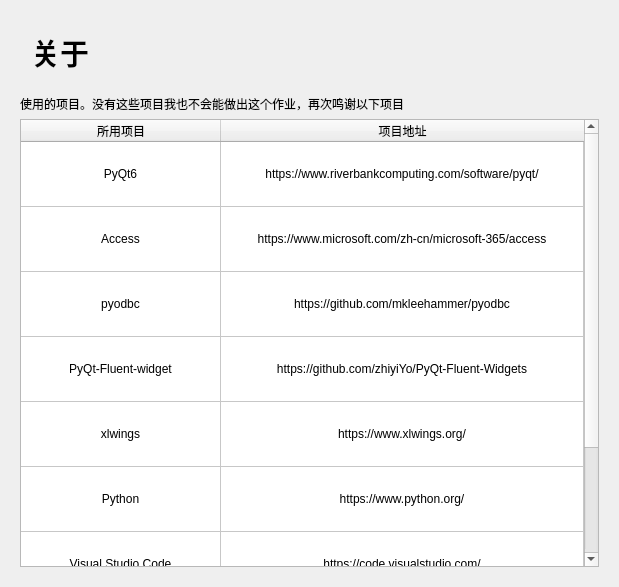
HainanWinter-l/StuentsManagementSystem, file Design/InfoPage.ui: the form before one commit.
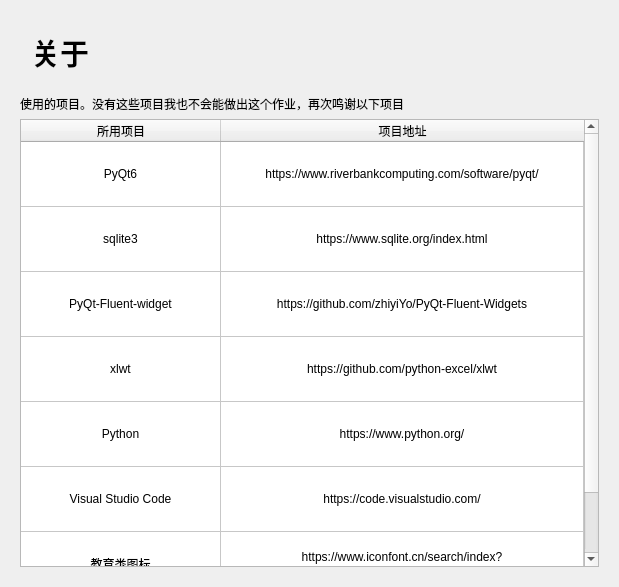
The form after the commit. Custom widgets are drawn as their Qt base class.

Commit message: 切换数据库成sqlite3，excel导出改为xlwt

```diff
--- a/Design/InfoPage.ui
+++ b/Design/InfoPage.ui
@@ -160,14 +160,6 @@
           <set>AlignCenter</set>
          </property>
         </row>
-        <row>
-         <property name="text">
-          <string>数据库操作工具</string>
-         </property>
-         <property name="textAlignment">
-          <set>AlignCenter</set>
-         </property>
-        </row>
         <row>
          <property name="text">
           <string>控件库</string>
@@ -242,7 +234,7 @@
         </item>
         <item row="1" column="0">
          <property name="text">
-          <string>Access</string>
+          <string>sqlite3</string>
          </property>
          <property name="textAlignment">
           <set>AlignCenter</set>
@@ -253,7 +245,7 @@
         </item>
         <item row="1" column="1">
          <property name="text">
-          <string>https://www.microsoft.com/zh-cn/microsoft-365/access</string>
+          <string>https://www.sqlite.org/index.html</string>
          </property>
          <property name="textAlignment">
           <set>AlignCenter</set>
@@ -264,7 +256,7 @@
         </item>
         <item row="2" column="0">
          <property name="text">
-          <string>pyodbc</string>
+          <string>PyQt-Fluent-widget</string>
          </property>
          <property name="textAlignment">
           <set>AlignCenter</set>
@@ -275,7 +267,7 @@
         </item>
         <item row="2" column="1">
          <property name="text">
-          <string>https://github.com/mkleehammer/pyodbc</string>
+          <string>https://github.com/zhiyiYo/PyQt-Fluent-Widgets</string>
          </property>
          <property name="textAlignment">
           <set>AlignCenter</set>
@@ -286,7 +278,7 @@
         </item>
         <item row="3" column="0">
          <property name="text">
-          <string>PyQt-Fluent-widget</string>
+          <string>xlwt</string>
          </property>
          <property name="textAlignment">
           <set>AlignCenter</set>
@@ -297,7 +289,7 @@
         </item>
         <item row="3" column="1">
          <property name="text">
-          <string>https://github.com/zhiyiYo/PyQt-Fluent-Widgets</string>
+          <string>https://github.com/python-excel/xlwt</string>
          </property>
          <property name="textAlignment">
           <set>AlignCenter</set>
@@ -308,28 +300,6 @@
         </item>
         <item row="4" column="0">
          <property name="text">
-          <string>xlwings</string>
-         </property>
-         <property name="textAlignment">
-          <set>AlignCenter</set>
-         </property>
-         <property name="flags">
-          <set>ItemIsSelectable|ItemIsDragEnabled|ItemIsDropEnabled|ItemIsUserCheckable|ItemIsEnabled</set>
-         </property>
-        </item>
-        <item row="4" column="1">
-         <property name="text">
-          <string>https://www.xlwings.org/</string>
-         </property>
-         <property name="textAlignment">
-          <set>AlignCenter</set>
-         </property>
-         <property name="flags">
-          <set>ItemIsSelectable|ItemIsDragEnabled|ItemIsDropEnabled|ItemIsUserCheckable|ItemIsEnabled</set>
-         </property>
-        </item>
-        <item row="5" column="0">
-         <property name="text">
           <string>Python</string>
          </property>
          <property name="textAlignment">
@@ -339,7 +309,7 @@
           <set>ItemIsSelectable|ItemIsDragEnabled|ItemIsDropEnabled|ItemIsUserCheckable|ItemIsEnabled</set>
          </property>
         </item>
-        <item row="5" column="1">
+        <item row="4" column="1">
          <property name="text">
           <string>https://www.python.org/</string>
          </property>
@@ -350,7 +320,7 @@
           <set>ItemIsSelectable|ItemIsDragEnabled|ItemIsDropEnabled|ItemIsUserCheckable|ItemIsEnabled</set>
          </property>
         </item>
-        <item row="6" column="0">
+        <item row="5" column="0">
          <property name="text">
           <string>Visual Studio Code</string>
          </property>
@@ -361,7 +331,7 @@
           <set>ItemIsSelectable|ItemIsDragEnabled|ItemIsDropEnabled|ItemIsUserCheckable|ItemIsEnabled</set>
          </property>
         </item>
-        <item row="6" column="1">
+        <item row="5" column="1">
          <property name="text">
           <string>https://code.visualstudio.com/</string>
          </property>
@@ -372,7 +342,7 @@
           <set>ItemIsSelectable|ItemIsDragEnabled|ItemIsDropEnabled|ItemIsUserCheckable|ItemIsEnabled</set>
          </property>
         </item>
-        <item row="7" column="0">
+        <item row="6" column="0">
          <property name="text">
           <string>教育类图标</string>
          </property>
@@ -383,7 +353,7 @@
           <set>ItemIsSelectable|ItemIsDragEnabled|ItemIsDropEnabled|ItemIsUserCheckable|ItemIsEnabled</set>
          </property>
         </item>
-        <item row="7" column="1">
+        <item row="6" column="1">
          <property name="text">
           <string>https://www.iconfont.cn/search/index?searchType=icon&amp;q=%E6%95%99%E8%82%B2</string>
          </property>
```
The commit also changes 232 other files.
